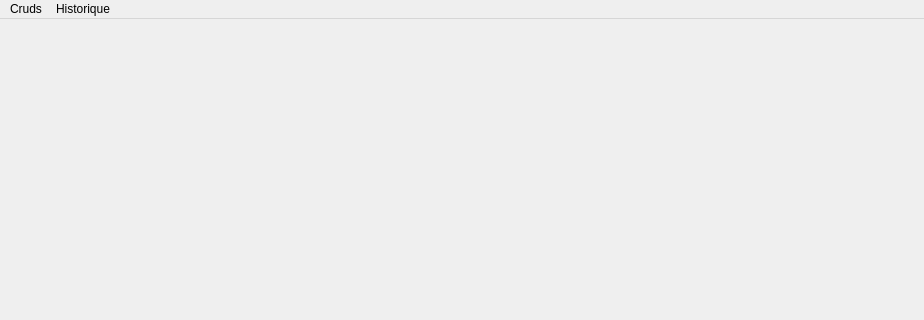
Before: the Qt Designer form mainwindow.ui in Frankral/ProjetFinL1, drawn with Qt 5; both pictures show x 0 to 924 and y 0 to 320 of the 924 by 537 pixel window.
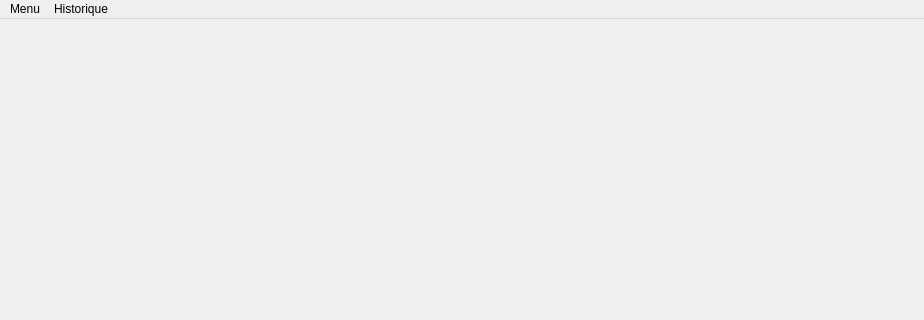
After: the same form once the commit is applied.

What changed in the file:
```diff
--- a/mainwindow.ui
+++ b/mainwindow.ui
@@ -28,7 +28,7 @@
    </property>
    <widget class="QMenu" name="menuCruds">
     <property name="title">
-     <string>Cruds</string>
+     <string>Menu</string>
     </property>
     <addaction name="actionBatiment"/>
     <addaction name="actionCalendrier"/>
```
Left out of the diff: 5 changed lines with no effect on the pictures.
